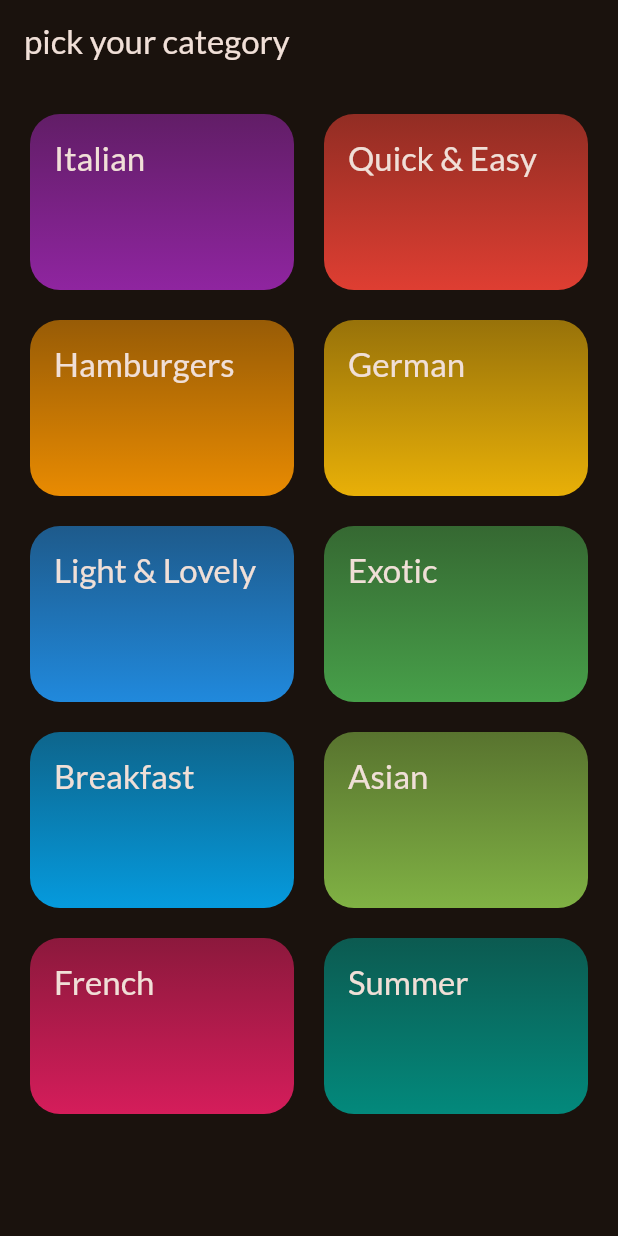
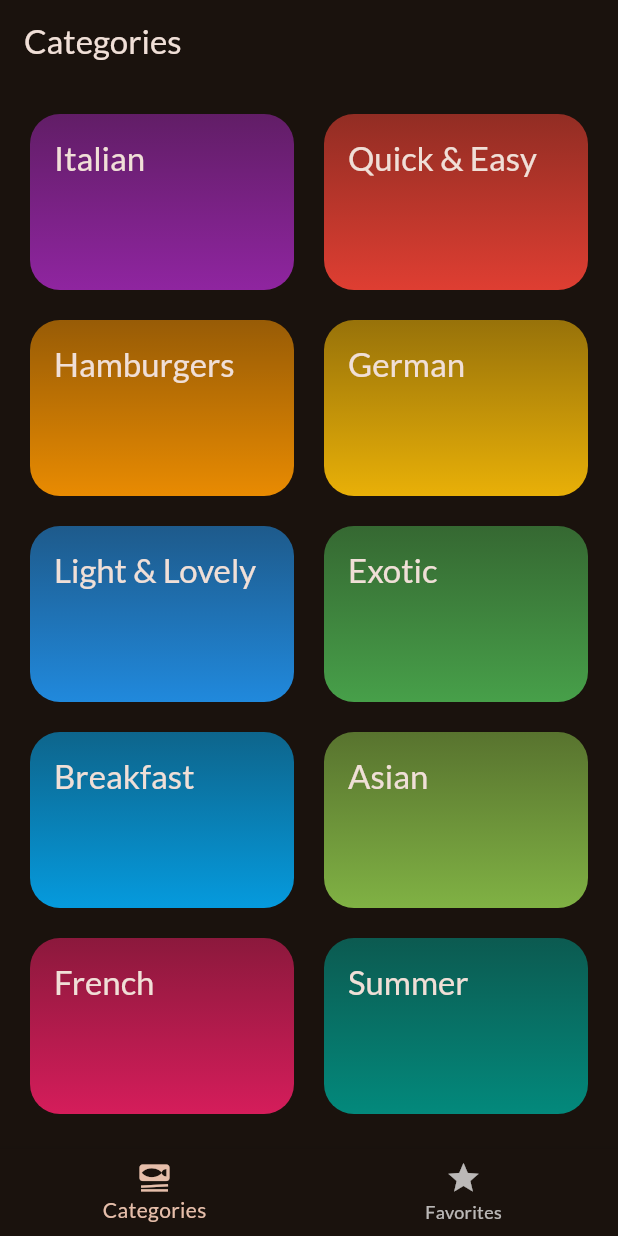
Before and after one commit to franciscovidalsantos/LearningFlutterAndDart, a Flutter app: the screen it shows after launch, on a phone screen of 412 x 824 dp. Run offline on Flutter 3.47's test engine with Material 3 defaults, Android fonts, the phone set to English and light mode, and no system bars; our stand-ins replace google_fonts, transparent_image, wakelock_plus; missing offline and left inert: fading_edge_scrollview.

Commit message:
adding our tabs manager screen

```diff
--- a/meals_app/lib/main.dart
+++ b/meals_app/lib/main.dart
@@ -2,7 +2,7 @@ import 'package:flutter/material.dart';
 
 import 'package:google_fonts/google_fonts.dart';
 // import 'package:meals_app/data/dummy_data.dart';
-import 'package:meals_app/screens/categories.dart';
+import 'package:meals_app/screens/tabs.dart';
 // import 'package:meals_app/screens/meals.dart';
 
 final theme = ThemeData(
@@ -23,6 +23,6 @@ class App extends StatelessWidget {
 
   @override
   Widget build(BuildContext context) {
-    return MaterialApp(theme: theme, home: const Categories());
+    return MaterialApp(theme: theme, home: const TabsScreen());
   }
 }
--- a/meals_app/lib/screens/categories.dart
+++ b/meals_app/lib/screens/categories.dart
@@ -4,8 +4,8 @@ import 'package:meals_app/models/category.dart';
 import 'package:meals_app/screens/meals.dart';
 import 'package:meals_app/widgets/category_grid_item.dart';
 
-class Categories extends StatelessWidget {
-  const Categories({super.key});
+class CategoriesScreen extends StatelessWidget {
+  const CategoriesScreen({super.key});
 
   void _selectedCategory(BuildContext context, Category category) {
     final filteredMeals =
@@ -23,9 +23,7 @@ class Categories extends StatelessWidget {
   final numbers = 10;
   @override
   Widget build(BuildContext context) {
-    return Scaffold(
-      appBar: AppBar(title: Text("pick your category")),
-      body: GridView(
+    return GridView(
       padding: EdgeInsets.all(20),
       gridDelegate: SliverGridDelegateWithFixedCrossAxisCount(
         crossAxisCount: 2,
@@ -40,7 +38,6 @@ class Categories extends StatelessWidget {
             onSelectedCategory: () => _selectedCategory(context, category),
           ),
       ],
-      ),
     );
   }
 }
--- a/meals_app/lib/screens/meals.dart
+++ b/meals_app/lib/screens/meals.dart
@@ -4,8 +4,8 @@ import 'package:meals_app/screens/meal_details.dart';
 import 'package:meals_app/widgets/meal_item.dart';
 
 class MealsScreen extends StatelessWidget {
-  const MealsScreen({super.key, required this.title, required this.meals});
-  final String title;
+  const MealsScreen({super.key, this.title, required this.meals});
+  final String? title;
   final List<Meal> meals;
 
   void selectedMeal(BuildContext context, Meal meal) {
@@ -49,6 +49,9 @@ class MealsScreen extends StatelessWidget {
             ),
       );
     }
-    return Scaffold(appBar: AppBar(title: Text(title)), body: content);
+    if (title == null) {
+      return content;
+    }
+    return Scaffold(appBar: AppBar(title: Text(title!)), body: content);
   }
 }
--- /dev/null
+++ b/meals_app/lib/screens/tabs.dart
@@ -0,0 +1,43 @@
+import 'package:flutter/material.dart';
+import 'package:meals_app/screens/categories.dart';
+import 'package:meals_app/screens/meals.dart';
+
+class TabsScreen extends StatefulWidget {
+  const TabsScreen({super.key});
+  @override
+  State<TabsScreen> createState() => _TabsScreenState();
+}
+
+class _TabsScreenState extends State<TabsScreen> {
+  int _selectedPageIndex = 0;
+  void _selectPage(int index) {
+    setState(() {
+      _selectedPageIndex = index;
+    });
+  }
+
+  @override
+  Widget build(BuildContext context) {
+    Widget activePage = const CategoriesScreen();
+    var activePageTitle = "Categories";
+    if (_selectedPageIndex == 1) {
+      activePage = MealsScreen(meals: []);
+      activePageTitle = "Your Favorites";
+    }
+    return Scaffold(
+      appBar: AppBar(title: Text(activePageTitle)),
+      body: activePage,
+      bottomNavigationBar: BottomNavigationBar(
+        onTap: _selectPage,
+        currentIndex: _selectedPageIndex,
+        items: [
+          BottomNavigationBarItem(
+            icon: Icon(Icons.set_meal),
+            label: "Categories",
+          ),
+          BottomNavigationBarItem(icon: Icon(Icons.star), label: "Favorites"),
+        ],
+      ),
+    );
+  }
+}
```
Lines whose indentation alone changed are shown as unchanged.
